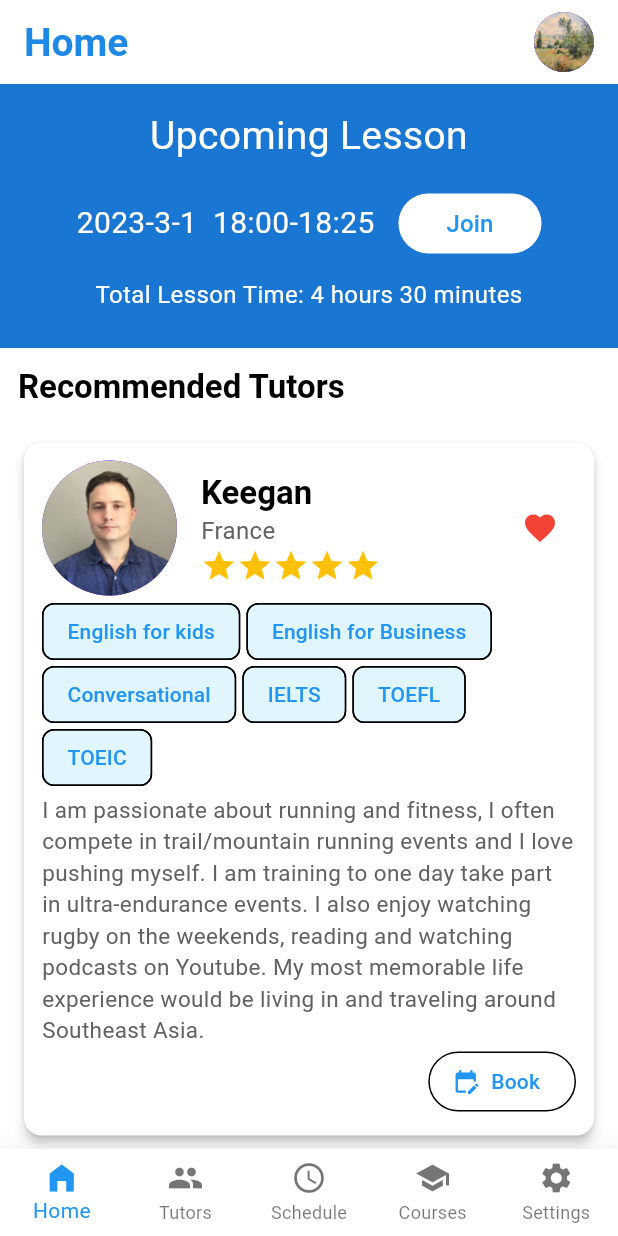
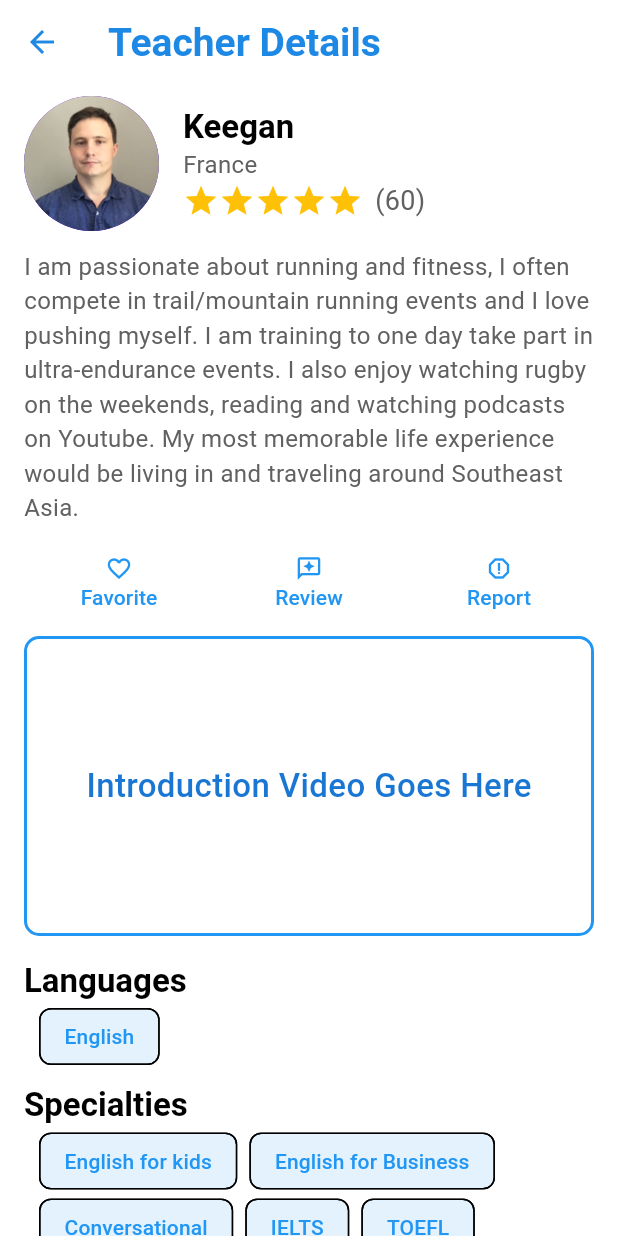
Before and after one commit to nguyentrongnhan1412/advancedmobileproject, a Flutter app: the screen it shows after launch, after a tap on "LOG IN", after a tap on the "favorite outline" icon, after a tap on "Keegan", on a phone screen of 412 x 824 dp. Run offline on Flutter 3.47's test engine with Material 2 defaults, Android fonts, the phone set to English and light mode, and no system bars.

Commit message:
add user profile and teacher detail
virtually complete mockup

```diff
--- a/lettutor/lib/main.dart
+++ b/lettutor/lib/main.dart
@@ -65,12 +65,11 @@ class Lettutor extends StatelessWidget {
         Routes.courseDetail: (context) => const CourseDetailView(),
         Routes.becomeTutor: (context) => const BecomeTutorView(),
         Routes.bookingDetail: (context) => const BookingDetailView(),
-        Routes.bookingDetail: (context) => const BookingDetailView(),
         Routes.review: (context) => const TutorReviewView(),
         Routes.writeReview: (context) => const WriteReviewView(),
         Routes.videoCall: (context) => const VideoCallView(),
-        //teacher detail view
-        //user profile view
+        Routes.teacherDetail: (context) => const TeacherDetailView(),
+        Routes.userProfile: (context) => const UserProfileView(),
       }
     );
   }
--- a/lettutor/lib/views/teacher_detail_view.dart
+++ b/lettutor/lib/views/teacher_detail_view.dart
@@ -0,0 +1,390 @@
+import 'package:flutter/material.dart';
+import 'package:lettutor/constants/dummy.dart';
+import 'package:lettutor/constants/routes.dart';
+
+class TeacherDetailView extends StatefulWidget {
+  const TeacherDetailView({Key? key}) : super(key: key);
+
+  @override
+  State<TeacherDetailView> createState() => _TeacherDetailViewState();
+}
+
+class _TeacherDetailViewState extends State<TeacherDetailView> {
+  final teacher = teachers[0];
+  bool isFavorite = false;
+
+  @override
+  Widget build(BuildContext context) {
+    return Scaffold(
+      appBar: AppBar(
+        elevation: 0,
+        backgroundColor: Colors.white,
+        leading: BackButton(
+          color: Colors.blue[600],
+        ),
+        title: Text(
+          'Teacher Details',
+          style: Theme.of(context).textTheme.displayMedium,
+        ),
+      ),
+      body: SingleChildScrollView(
+        padding: const EdgeInsets.symmetric(vertical: 8, horizontal: 16),
+        child: Column(
+          crossAxisAlignment: CrossAxisAlignment.start,
+          children: [
+            Row(
+              children: [
+                CircleAvatar(
+                  radius: 45,
+                  backgroundImage: AssetImage(teacher.avatarUrl),
+                ),
+
+                Padding(
+                  padding: const EdgeInsets.symmetric(horizontal: 16),
+                  child: Column(
+                    crossAxisAlignment: CrossAxisAlignment.start,
+                    children: [
+                      Text(teacher.name, style: Theme.of(context).textTheme.displaySmall),
+
+                      Text(teacher.nationality, style: const TextStyle(fontSize: 16)),
+
+                      Row(children: [
+                        ...List<Widget>.generate(
+                          teacher.reviewScore,
+                              (index) => const Icon(Icons.star, color: Colors.amber),
+                        ),
+
+                        const SizedBox(width: 8),
+
+                        Text('(${teacher.reviewCount})',
+                            style: const TextStyle(fontSize: 18))
+                      ])
+                    ],
+                  ),
+                ),
+              ],
+            ),
+
+            Padding(
+              padding: const EdgeInsets.symmetric(vertical: 12),
+              child: Text(teacher.description, style: const TextStyle(fontSize: 16)),
+            ),
+
+            Row(
+              children: [
+                Expanded(
+                    child: TextButton(
+                      onPressed: () {
+                        setState(() {
+                          isFavorite = !isFavorite;
+                        });
+                      },
+                      child: Column(
+                        children: [
+                          Icon(
+                            isFavorite ? Icons.favorite : Icons.favorite_border,
+                            color: isFavorite ? Colors.red : Colors.blue,
+                          ),
+
+                          Text(
+                            'Favorite',
+                            style: TextStyle(
+                              color: isFavorite ? Colors.red : Colors.blue,
+                            ),
+                          ),
+
+                        ],
+                      ),
+                    ),
+                ),
+
+                Expanded(
+                  child: TextButton(
+                    onPressed: () {
+                      Navigator.pushNamed(context, Routes.review);
+                    },
+                    child: Column(
+                      children: const [
+                        Icon(Icons.reviews_outlined, color: Colors.blue),
+
+                        Text('Review', style: TextStyle(color: Colors.blue))
+
+                      ],
+                    ),
+                  ),
+                ),
+
+                Expanded(
+                  child: TextButton(
+                    onPressed: () async {
+                      await showReportDialog(context);
+                    },
+                    child: Column(
+                      children: const [
+                        Icon(Icons.report_outlined, color: Colors.blue),
+
+                        Text('Report', style: TextStyle(color: Colors.blue))
+                      ],
+                    ),
+                  ),
+                ),
+
+              ],
+            ),
+
+            Container(
+              margin: const EdgeInsets.symmetric(vertical: 8),
+              height: 200,
+              alignment: Alignment.center,
+              decoration: BoxDecoration(
+                  border: Border.all(color: Colors.blue, width: 2),
+                  borderRadius: const BorderRadius.all(Radius.circular(10))),
+              child: Text(
+                'Introduction Video Goes Here',
+                style: TextStyle(
+                  fontSize: 22,
+                  fontWeight: FontWeight.w500,
+                  color: Colors.blue[700],
+                ),
+              ),
+            ),
+
+            const SizedBox(height: 8),
+
+            Text('Languages', style: Theme.of(context).textTheme.displaySmall),
+
+            Padding(
+              padding: const EdgeInsets.symmetric(horizontal: 10),
+              child: Wrap(children: [
+                Chip(
+                  label: const Text(
+                    'English',
+                    style: TextStyle(color: Colors.blue),
+                  ),
+                  backgroundColor: Colors.blue[50],
+                ),
+              ]),
+            ),
+
+            const SizedBox(height: 8),
+
+            Text('Specialties', style: Theme.of(context).textTheme.displaySmall),
+
+            Padding(
+              padding: const EdgeInsets.symmetric(horizontal: 10),
+              child: Wrap(
+                spacing: 8,
+                runSpacing: -4,
+                children: List<Widget>.generate(
+                  teacher.specialties.length,
+                      (index) => Chip(
+                    label: Text(
+                      teacher.specialties[index],
+                      style: const TextStyle(color: Colors.blue),
+                    ),
+                    backgroundColor: Colors.blue[50],
+                  ),
+                ),
+              ),
+            ),
+
+            const SizedBox(height: 8),
+
+            Text('Suggested Courses', style: Theme.of(context).textTheme.displaySmall),
+
+            ...courses.map((course) => Padding(
+              padding: const EdgeInsets.symmetric(horizontal: 12),
+              child: Row(
+                children: [
+                  Text(
+                    course.name,
+                    style: Theme.of(context).textTheme.headlineMedium,
+                  ),
+                  const SizedBox(width: 16),
+                  TextButton(
+                      onPressed: () {
+                        Navigator.pushNamed(context, Routes.courseDetail);
+                      },
+                      child: const Text('View'))
+                  ],
+                ),
+              )
+            ),
+
+            const SizedBox(height: 12),
+
+            Text('Interests', style: Theme.of(context).textTheme.displaySmall),
+
+            const Padding(
+              padding: EdgeInsets.only(left: 10, right: 8),
+              child: Text('I loved the weather, the scenery and the '
+                  'laid-back lifestyle of the locals.'),
+            ),
+
+            const SizedBox(height: 12),
+
+            Text('Teaching Experiences', style: Theme.of(context).textTheme.displaySmall),
+
+            const Padding(
+              padding: EdgeInsets.only(left: 10, right: 8),
+              child: Text('I have more than 10 years of teaching english experience'),
+            ),
+
+            Padding(
+              padding: const EdgeInsets.only(top: 24, bottom: 12),
+              child: OutlinedButton(
+                style: TextButton.styleFrom(
+                    minimumSize: const Size.fromHeight(0),
+                    padding: const EdgeInsets.all(8),
+                    side: const BorderSide(color: Colors.blue, width: 1.5)),
+                onPressed: () async {
+                  final selectedDate = await bookLearningDate(context);
+                  if (mounted) {
+                    await bookLearningHour(context, selectedDate!);
+                  }
+                },
+                child: const Text(
+                  'Book This Tutor',
+                  style: TextStyle(fontSize: 18, color: Colors.blue),
+                ),
+              ),
+            ),
+          ],
+        ),
+      ),
+    );
+  }
+}
+
+Future<DateTime?> bookLearningDate(BuildContext context) async {
+  DateTime? selectedDate = await showDatePicker(
+    context: context,
+    initialDate: DateTime.now(),
+    firstDate: DateTime.now(),
+    lastDate: DateTime(2050),
+  );
+  return selectedDate ?? DateTime.now();
+}
+
+Future<void> bookLearningHour(BuildContext context, DateTime selectedDate) async {
+  await showModalBottomSheet(
+    context: context,
+    isScrollControlled: true,
+    elevation: 5,
+    clipBehavior: Clip.hardEdge,
+    shape: const RoundedRectangleBorder(
+      borderRadius: BorderRadius.vertical(
+        top: Radius.circular(16),
+      ),
+    ),
+    builder: (context) {
+      return SafeArea(
+        child: SizedBox(
+          height: MediaQuery.of(context).size.height * 0.75,
+          child: Column(
+            children: [
+
+              Padding(
+                padding: const EdgeInsets.all(8.0),
+                child: Text(
+                  'Choose Your Time',
+                  style: Theme.of(context).textTheme.displaySmall,
+                ),
+              ),
+
+              Expanded(
+                child: GridView.count(
+                  padding: const EdgeInsets.all(24),
+                  crossAxisCount: 2,
+                  mainAxisSpacing: 24,
+                  crossAxisSpacing: 32,
+                  childAspectRatio: 3,
+                  children: List<Widget>.generate(
+                    courseHours.length,
+                        (index) => ElevatedButton(
+                      style: ElevatedButton.styleFrom(
+                        backgroundColor: Colors.blue,
+                      ),
+                      onPressed: () async {
+                        final dialogResult = await showBookingConfirmDialog(context);
+                        if (dialogResult) {
+                          Navigator.of(context).pushNamed(
+                            Routes.bookingDetail,
+                            arguments: {
+                              'selectedDate': selectedDate,
+                              'selectedHour': courseHours[index],
+                              'weekday': selectedDate.weekday
+                            },
+                          );
+                        }
+                      },
+                      child: Text(
+                        courseHours[index],
+                        style: const TextStyle(fontSize: 16, color: Colors.white),
+                      ),
+                    ),
+                  ),
+                ),
+              ),
+
+            ],
+          ),
+        ),
+      );
+    },
+  );
+}
+
+Future<bool> showBookingConfirmDialog(BuildContext context) {
+  return showDialog<bool>(
+    context: context,
+    builder: (context) {
+      return AlertDialog(
+        title: const Text('Book Tutor'),
+        content: const Text('Are you sure to book this tutor at this time?'),
+        actions: [
+
+          TextButton(
+              onPressed: () {
+                Navigator.pop(context, false);
+              },
+              child: const Text('CANCEL')),
+
+          TextButton(
+              onPressed: () {
+                Navigator.pop(context, true);
+              },
+              child: const Text('YES')),
+
+        ],
+      );
+    },
+  ).then((value) => value ?? false);
+}
+
+Future<bool> showReportDialog(BuildContext context) {
+  return showDialog<bool>(
+    context: context,
+    builder: (context) {
+      return AlertDialog(
+        title: const Text('Report This Tutor'),
+        content: const Text('Are you sure to report this tutor?'),
+        actions: [
+
+          TextButton(
+              onPressed: () {
+                Navigator.pop(context, false);
+              },
+              child: const Text('CANCEL')),
+
+          TextButton(
+              onPressed: () {
+                Navigator.pop(context, true);
+              },
+              child: const Text('YES')),
+
+        ],
+      );
+    },
+  ).then((value) => value ?? false);
+}
```
Also changed, not shown: lettutor/lib/views/user_profile_view.dart (+301 -0 lines).
